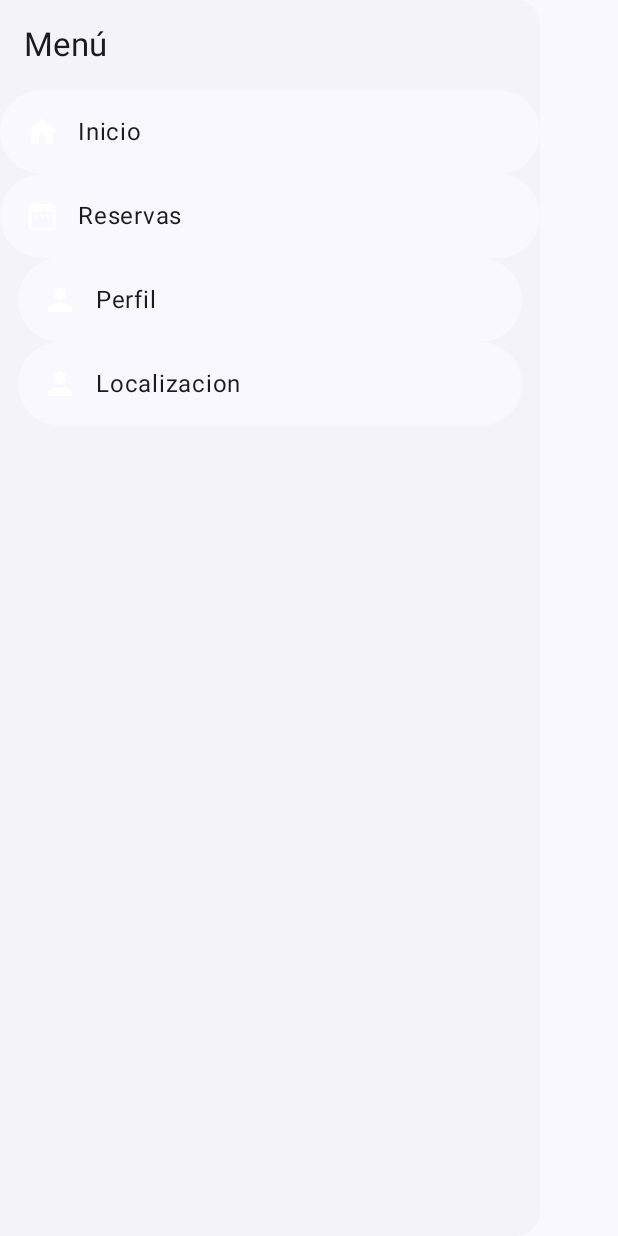
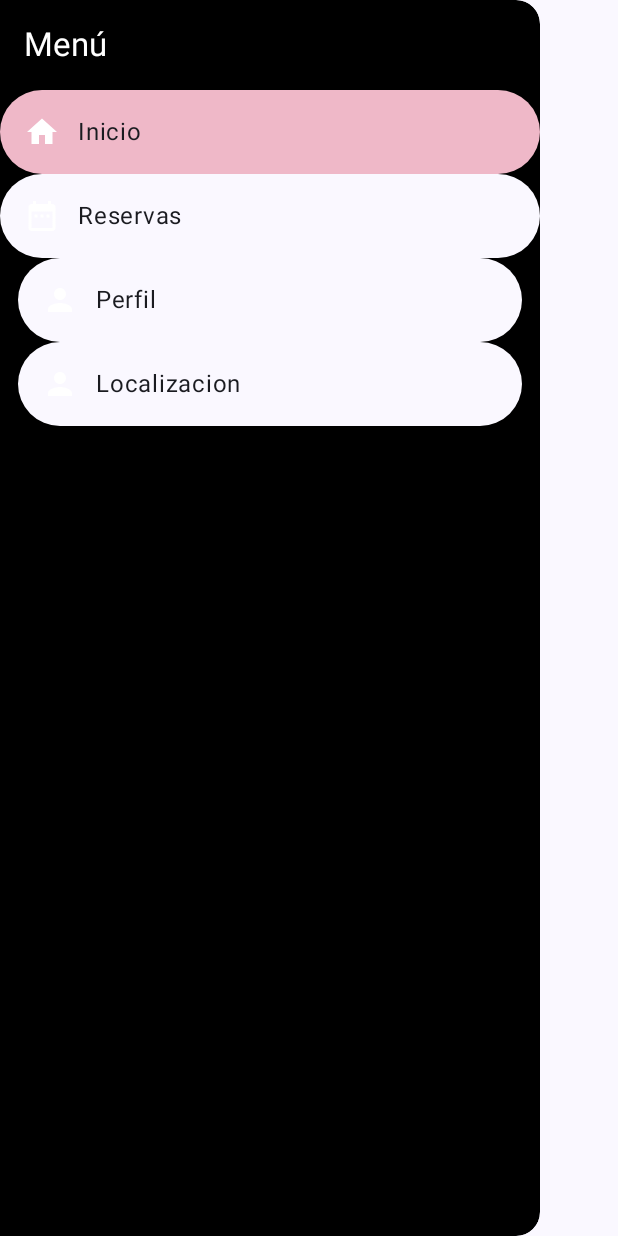
Before and after one commit to adriiaan12/AplicacionMovil-Spacey, an Android app built with Jetpack Compose: the composable AppDrawer shown on its own in the app's theme, on a phone screen of 412 x 824 dp. Run offline under Robolectric (Android 15) with nearby library versions, the phone set to English and light mode, and no system bars.

Commit message:
cambiocolores-drawer

```diff
--- a/app/build.gradle.kts
+++ b/app/build.gradle.kts
@@ -48,7 +48,8 @@ dependencies {
     implementation(libs.androidx.ui)
     implementation(libs.androidx.ui.graphics)
     implementation(libs.androidx.ui.tooling.preview)
-    implementation(libs.androidx.material3)
+    implementation("androidx.compose.material3:material3:1.2.1")
+
     implementation(libs.navigation.compose)
     testImplementation(libs.junit)
     androidTestImplementation(libs.androidx.junit)
--- a/app/src/main/java/com/example/ejemplo_menu_drawer/MainActivity.kt
+++ b/app/src/main/java/com/example/ejemplo_menu_drawer/MainActivity.kt
@@ -24,6 +24,9 @@ import com.example.ejemplo_menu_drawer.ui.screens.ProfileScreen
 import com.example.ejemplo_menu_drawer.ui.screens.TaskScreen
 import com.example.ejemplo_menu_drawer.ui.theme.Ejemplo_Menu_DrawerTheme
 import kotlinx.coroutines.launch
+import com.example.ejemplo_menu_drawer.TaskManagerApp
+
+
 
 
 
--- a/app/src/main/java/com/example/ejemplo_menu_drawer/ui/components/AppDrawer.kt
+++ b/app/src/main/java/com/example/ejemplo_menu_drawer/ui/components/AppDrawer.kt
@@ -15,6 +15,10 @@ import androidx.compose.material3.NavigationDrawerItem
 import androidx.compose.material3.NavigationDrawerItemDefaults
 import com.example.ejemplo_menu_drawer.ui.theme.Pink80
 import androidx.compose.runtime.*
+import com.example.ejemplo_menu_drawer.ui.theme.Black
+import com.example.ejemplo_menu_drawer.ui.theme.Purple40
+import com.example.ejemplo_menu_drawer.ui.theme.White
+import com.example.ejemplo_menu_drawer.ui.theme.Yellow40
 
 
 @Composable
@@ -24,7 +28,15 @@ fun AppDrawer(onDestinationClicked: (String) -> Unit) {
 
 
     ModalDrawerSheet {
-        Text("Menú", style = MaterialTheme.typography.titleLarge, modifier = Modifier.padding(16.dp))
+        ModalDrawerSheet(
+            drawerContainerColor =  Black// ✅ AQUÍ sí está permitido
+        ) {
+            Text(
+                "Menú",
+                style = MaterialTheme.typography.titleLarge,
+                modifier = Modifier.padding(16.dp),
+                color = White
+            )
 
             NavigationDrawerItem(
                 label = { Text("Inicio") },
@@ -32,13 +44,14 @@ fun AppDrawer(onDestinationClicked: (String) -> Unit) {
                 onClick = { onDestinationClicked("home") },
                 icon = { Icon(Icons.Default.Home, contentDescription = "Inicio") },
                 colors = NavigationDrawerItemDefaults.colors(
-                selectedContainerColor = MaterialTheme.colorScheme.primary.copy(alpha = 0.12f),
-                unselectedContainerColor = MaterialTheme.colorScheme.surface,
+                    selectedContainerColor = Black,
+                    unselectedContainerColor = Pink80,
                     selectedIconColor = MaterialTheme.colorScheme.contentColorFor(backgroundColor = MaterialTheme.colorScheme.primary),
                     unselectedIconColor = MaterialTheme.colorScheme.contentColorFor(backgroundColor = MaterialTheme.colorScheme.primary),
                     selectedTextColor = MaterialTheme.colorScheme.primary,
                     unselectedTextColor = MaterialTheme.colorScheme.onSurface
-        ))
+                )
+            )
             NavigationDrawerItem(
                 label = { Text("Reservas") },
                 selected = false,
@@ -52,7 +65,8 @@ fun AppDrawer(onDestinationClicked: (String) -> Unit) {
                     unselectedIconColor = MaterialTheme.colorScheme.contentColorFor(backgroundColor = MaterialTheme.colorScheme.primary),
                     selectedTextColor = MaterialTheme.colorScheme.primary,
                     unselectedTextColor = MaterialTheme.colorScheme.onSurface
-        ))
+                )
+            )
 
             NavigationDrawerItem(
                 label = { Text("Perfil") },
@@ -72,7 +86,8 @@ fun AppDrawer(onDestinationClicked: (String) -> Unit) {
                     unselectedIconColor = MaterialTheme.colorScheme.contentColorFor(backgroundColor = MaterialTheme.colorScheme.primary),
                     selectedTextColor = MaterialTheme.colorScheme.primary,
                     unselectedTextColor = MaterialTheme.colorScheme.onSurface
-            ),modifier = Modifier.padding(NavigationDrawerItemDefaults.ItemPadding))
+                ), modifier = Modifier.padding(NavigationDrawerItemDefaults.ItemPadding)
+            )
 
             NavigationDrawerItem(
                 label = { Text("Localizacion") },
@@ -87,6 +102,8 @@ fun AppDrawer(onDestinationClicked: (String) -> Unit) {
                     unselectedIconColor = MaterialTheme.colorScheme.contentColorFor(backgroundColor = MaterialTheme.colorScheme.primary),
                     selectedTextColor = MaterialTheme.colorScheme.primary,
                     unselectedTextColor = MaterialTheme.colorScheme.onSurface
-            ),modifier = Modifier.padding(NavigationDrawerItemDefaults.ItemPadding))
+                ), modifier = Modifier.padding(NavigationDrawerItemDefaults.ItemPadding)
+            )
         }
     }
+}
--- a/app/src/main/java/com/example/ejemplo_menu_drawer/ui/theme/Color.kt
+++ b/app/src/main/java/com/example/ejemplo_menu_drawer/ui/theme/Color.kt
@@ -5,6 +5,9 @@ import androidx.compose.ui.graphics.Color
 val Purple80 = Color(0xFFD0BCFF)
 val PurpleGrey80 = Color(0xFFCCC2DC)
 val Pink80 = Color(0xFFEFB8C8)
+val Yellow40 = Color(0xFFfff300)
+val Black = Color(0xFF000000)
+val White = Color(0xFFFFFFFF)
 
 val Purple40 = Color(0xFF6650a4)
 val PurpleGrey40 = Color(0xFF625b71)
```
Also changed, not shown: app/src/main/java/com/example/ejemplo_menu_drawer/TaskManagerApp.kt (+6 -1 lines). Lines whose indentation alone changed are shown as unchanged.
